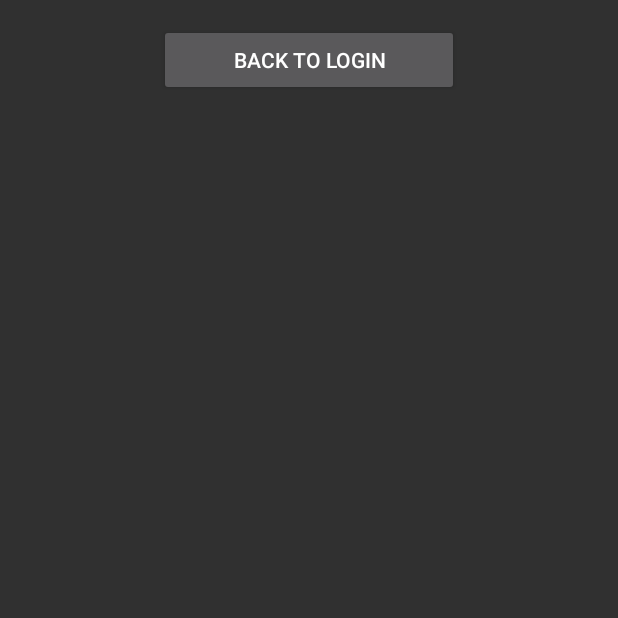
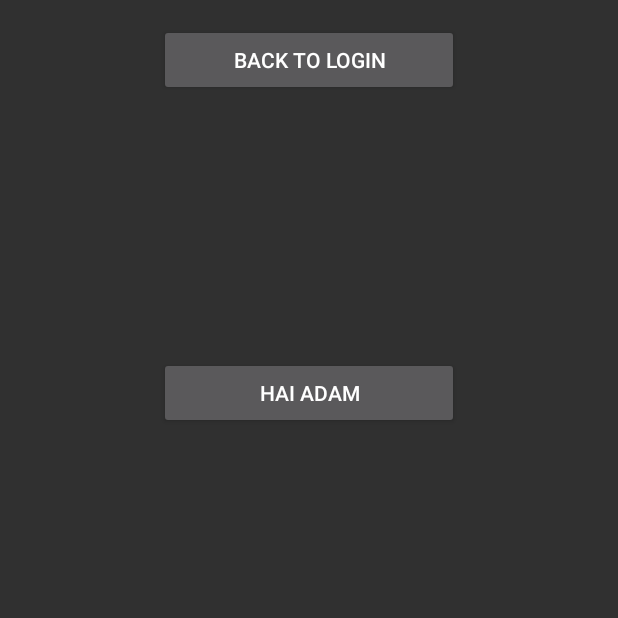
Before and after one commit to jh3er/Ins3rt179611, an Android app: the RegisterActivity screen opened directly, with no data from a screen before it, on a phone screen of 412 x 824 dp, the top half of it. Run offline under Robolectric (Android 15) with nearby library versions, the light colour scheme and no system bars.

Commit message:
tambah button di register activity

```diff
--- a/app/src/main/res/layout/activity_register.xml
+++ b/app/src/main/res/layout/activity_register.xml
@@ -10,5 +10,17 @@
         android:layout_height="wrap_content"
         android:text="Back to Login"
         android:layout_centerHorizontal="true"
-        android:onClick="intentBackLogin"/>
+        android:onClick="intentBackLogin"
+        android:id="@+id/button" />
+
+    <Button
+        android:id="@+id/button2"
+        android:layout_width="wrap_content"
+        android:layout_height="wrap_content"
+        android:text="HAI ADAM"
+        android:width="200dp"
+        android:layout_marginTop="174dp"
+        android:layout_below="@+id/button"
+        android:layout_centerHorizontal="true" />
+
 </RelativeLayout>
```
Also changed, not shown: app/src/main/res/layout/activity_main.xml (deleted, +0 -18 lines).
